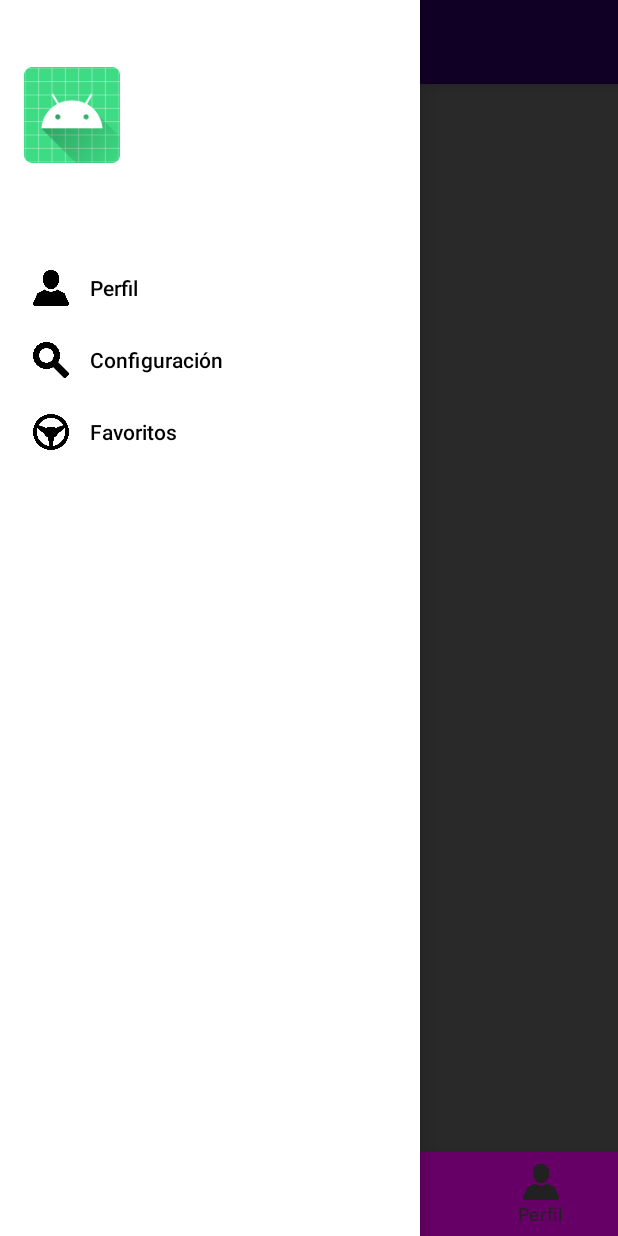
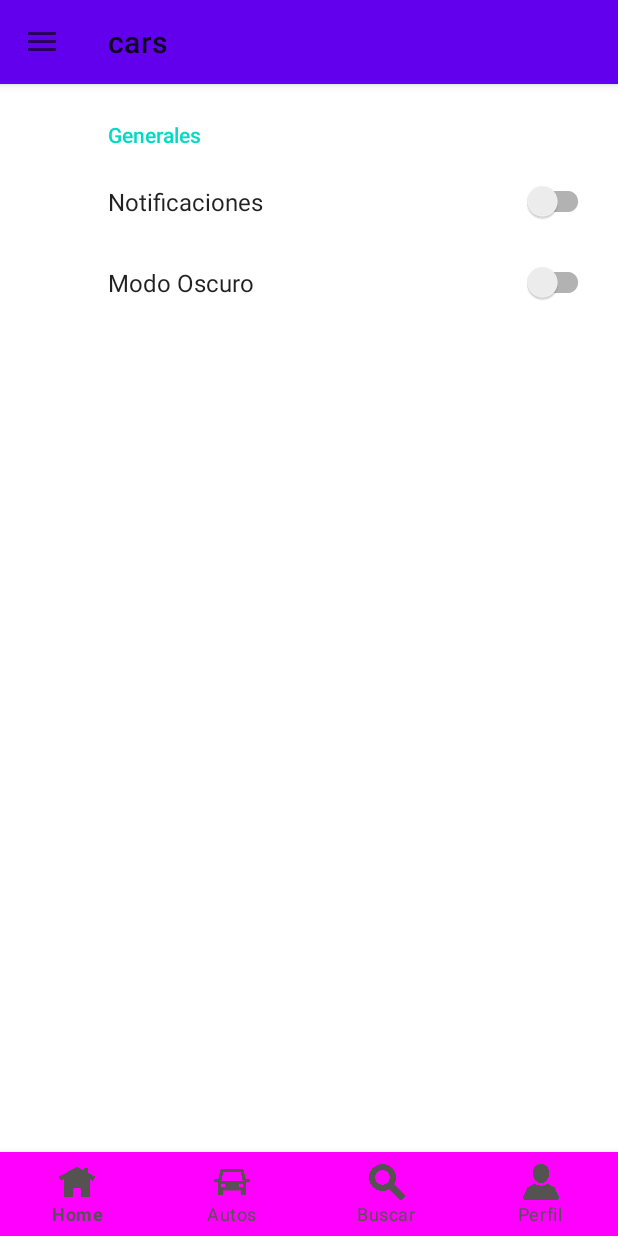
Before and after one commit to davslabs/tp3.cars, an Android app: the MainActivity screen opened directly, with no data from a screen before it, in the side drawer, after a tap on "Configuración", on a phone screen of 412 x 824 dp. Run offline under Robolectric (Android 15) with nearby library versions, the phone set to English and light mode, and no system bars; our stand-ins replace Dagger/Hilt's generated code, androidx.preference, navigation-ui.

Commit message:
feat: Agregar SettingsFragment

```diff
--- a/app/build.gradle
+++ b/app/build.gradle
@@ -52,6 +52,7 @@ dependencies {
     implementation 'androidx.drawerlayout:drawerlayout:1.2.0'
     implementation 'androidx.coordinatorlayout:coordinatorlayout:1.2.0'
     implementation 'com.google.android.material:material:1.5.0'
+    implementation 'androidx.preference:preference:1.2.0'
     testImplementation 'junit:junit:4.13.2'
     androidTestImplementation 'androidx.test.ext:junit:1.1.3'
     androidTestImplementation 'androidx.test.espresso:espresso-core:3.4.0'
--- /dev/null
+++ b/app/src/main/java/ort/tp3/cars/ui/fragments/SettingsFragment.kt
@@ -0,0 +1,11 @@
+package ort.tp3.cars.ui.fragments
+
+import android.os.Bundle
+import androidx.preference.PreferenceFragmentCompat
+import ort.tp3.cars.R
+
+class SettingsFragment : PreferenceFragmentCompat() {
+    override fun onCreatePreferences(savedInstanceState: Bundle?, rootKey: String?) {
+        setPreferencesFromResource(R.xml.root_preferences, rootKey)
+    }
+}
--- a/app/src/main/res/menu/activity_main_drawer.xml
+++ b/app/src/main/res/menu/activity_main_drawer.xml
@@ -6,7 +6,7 @@
             android:icon="@drawable/silueta_de_usuario"
             android:title="Perfil" />
         <item
-            android:id="@+id/nav_item_settings"
+            android:id="@+id/settings"
             android:icon="@drawable/lupa"
             android:title="Configuración" />
         <item
--- a/app/src/main/res/navigation/navgraph.xml
+++ b/app/src/main/res/navigation/navgraph.xml
@@ -16,4 +16,10 @@
         android:name="ort.tp3.cars.ui.fragments.ProfileFragment"
         android:label="fragment_profile"
         tools:layout="@layout/fragment_profile" />
+
+    <fragment
+        android:id="@+id/settings"
+        android:name="ort.tp3.cars.ui.fragments.SettingsFragment"
+        android:label="settings_profile"
+        tools:layout="@layout/fragment_settings" />
 </navigation>
--- a/app/src/main/res/values/strings.xml
+++ b/app/src/main/res/values/strings.xml
@@ -12,4 +12,10 @@
     <string name="navigation_drawer_open">"Abrir"</string>
     <string name="navigation_drawer_close">"Cerrar"</string>
     <string name="user_avatar">"Imagen de usuario"</string>
+
+    <!-- Settings -->
+    <string name="settings_general_header">Generales</string>
+    <string name="settings_notifications_toggle">Notificaciones</string>
+    <string name="settings_dark_theme_toggle">Modo Oscuro</string>
+
 </resources>
--- /dev/null
+++ b/app/src/main/res/xml/root_preferences.xml
@@ -0,0 +1,11 @@
+<PreferenceScreen xmlns:app="http://schemas.android.com/apk/res-auto">
+
+    <PreferenceCategory app:title="@string/settings_general_header">
+        <SwitchPreferenceCompat
+            app:key="notification_state"
+            app:title="@string/settings_notifications_toggle" />
+        <SwitchPreferenceCompat
+            app:key="dark_theme_state"
+            app:title="@string/settings_dark_theme_toggle" />
+    </PreferenceCategory>
+</PreferenceScreen>
```
